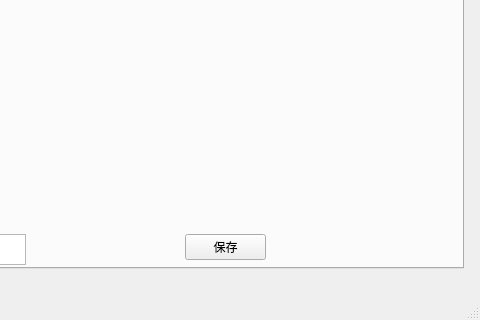
Qt form ui/MainWindows.ui (Juanable007/myunet) before a commit; both pictures show x 267 to 747 and y 182 to 502 of the 747 by 502 pixel window.
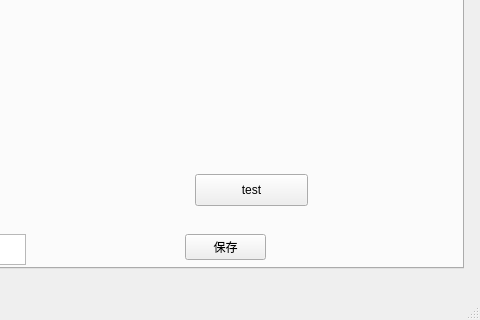
The same form after that commit.

The edit to the form file:
```diff
--- a/ui/MainWindows.ui
+++ b/ui/MainWindows.ui
@@ -82,6 +82,19 @@
           <string>图像名称:</string>
          </property>
         </widget>
+        <widget class="QPushButton" name="pushButton_2">
+         <property name="geometry">
+          <rect>
+           <x>420</x>
+           <y>260</y>
+           <width>113</width>
+           <height>32</height>
+          </rect>
+         </property>
+         <property name="text">
+          <string>test</string>
+         </property>
+        </widget>
        </widget>
        <widget class="QWidget" name="tab_2">
         <attribute name="title">
```
Left out of the diff: 2 changed lines with no effect on the pictures.
